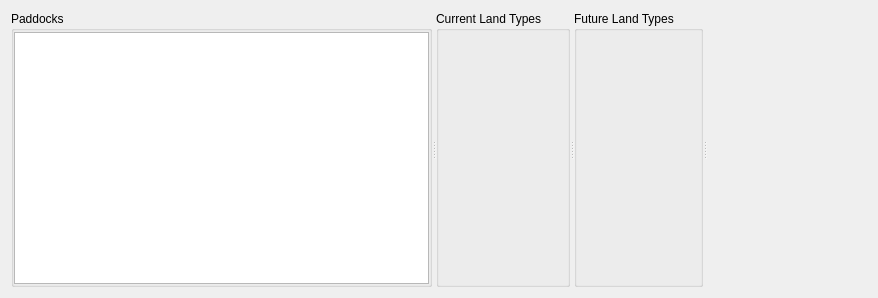
The window that mlapp/src/views/paddock_widget_base.ui (Trailmarker/paddock-power) describes before a commit, drawn with Qt 5.
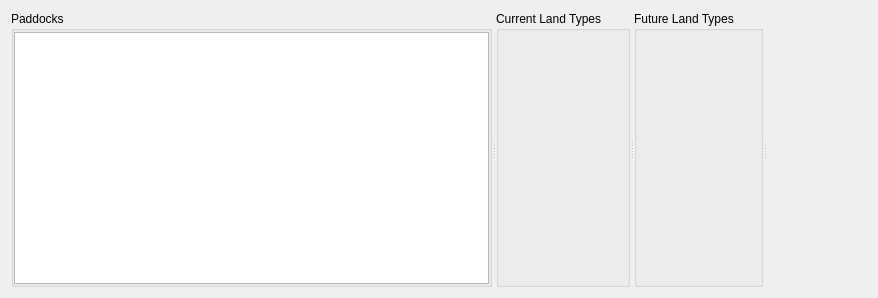
The same window after the commit. Custom widgets are drawn as their Qt base class.

Patch:
```diff
--- a/mlapp/src/views/paddock_widget_base.ui
+++ b/mlapp/src/views/paddock_widget_base.ui
@@ -34,7 +34,7 @@
      <widget class="QGroupBox" name="paddockTableViewGroupBox">
       <property name="sizePolicy">
        <sizepolicy hsizetype="MinimumExpanding" vsizetype="MinimumExpanding">
-        <horstretch>0</horstretch>
+        <horstretch>4</horstretch>
         <verstretch>0</verstretch>
        </sizepolicy>
       </property>
@@ -55,14 +55,21 @@
         <number>0</number>
        </property>
        <item>
-        <widget class="PaddockTableView" name="paddockTableView"/>
+        <widget class="PaddockTableView" name="paddockTableView">
+         <property name="sizePolicy">
+          <sizepolicy hsizetype="MinimumExpanding" vsizetype="Expanding">
+           <horstretch>0</horstretch>
+           <verstretch>0</verstretch>
+          </sizepolicy>
+         </property>
+        </widget>
        </item>
       </layout>
      </widget>
      <widget class="QGroupBox" name="currentPaddockLandTypesTableViewGroupBox">
       <property name="sizePolicy">
        <sizepolicy hsizetype="MinimumExpanding" vsizetype="MinimumExpanding">
-        <horstretch>0</horstretch>
+        <horstretch>3</horstretch>
         <verstretch>0</verstretch>
        </sizepolicy>
       </property>
@@ -87,7 +94,7 @@
      <widget class="QGroupBox" name="futurePaddockLandTypesTableViewGroupBox">
       <property name="sizePolicy">
        <sizepolicy hsizetype="MinimumExpanding" vsizetype="MinimumExpanding">
-        <horstretch>0</horstretch>
+        <horstretch>3</horstretch>
         <verstretch>0</verstretch>
        </sizepolicy>
       </property>
```
